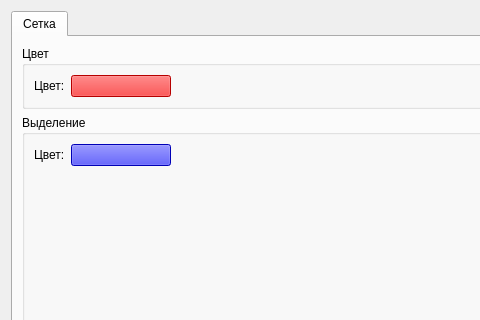
dryerem19/IconEditor, file gridsettings.ui: the form before one commit; both pictures show x 0 to 480 and y 0 to 320 of the 682 by 473 pixel window.
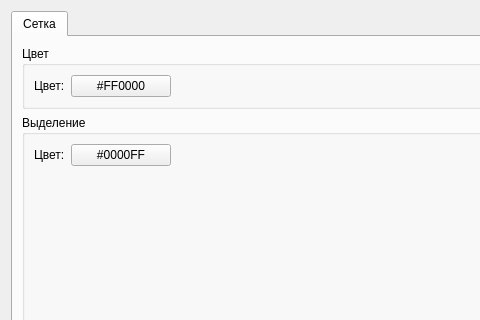
The form after the commit. Icons and pictures are not drawn. Custom widgets are drawn as their Qt base class.

Diff of the .ui file:
```diff
--- a/gridsettings.ui
+++ b/gridsettings.ui
@@ -55,11 +55,8 @@
               <height>16777215</height>
              </size>
             </property>
-            <property name="styleSheet">
-             <string notr="true">background-color: red;</string>
-            </property>
             <property name="text">
-             <string/>
+             <string>#FF0000</string>
             </property>
            </widget>
           </item>
@@ -87,11 +84,8 @@
               <height>16777215</height>
              </size>
             </property>
-            <property name="styleSheet">
-             <string notr="true">background-color: blue;</string>
-            </property>
             <property name="text">
-             <string/>
+             <string>#0000FF</string>
             </property>
            </widget>
           </item>
```
